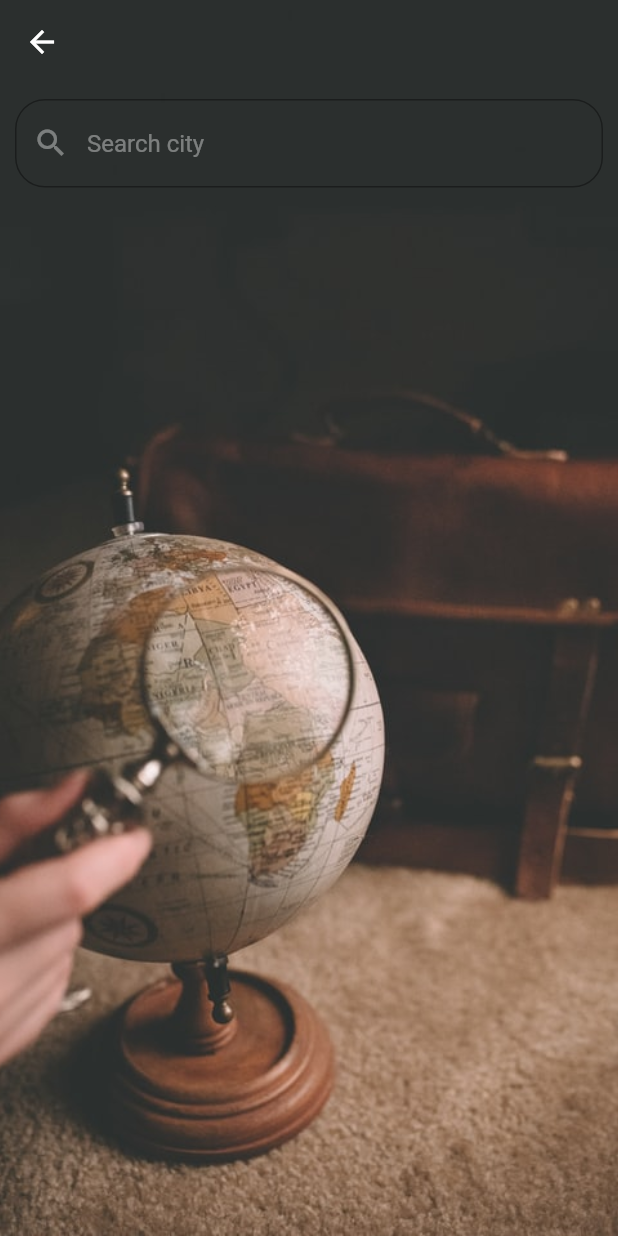
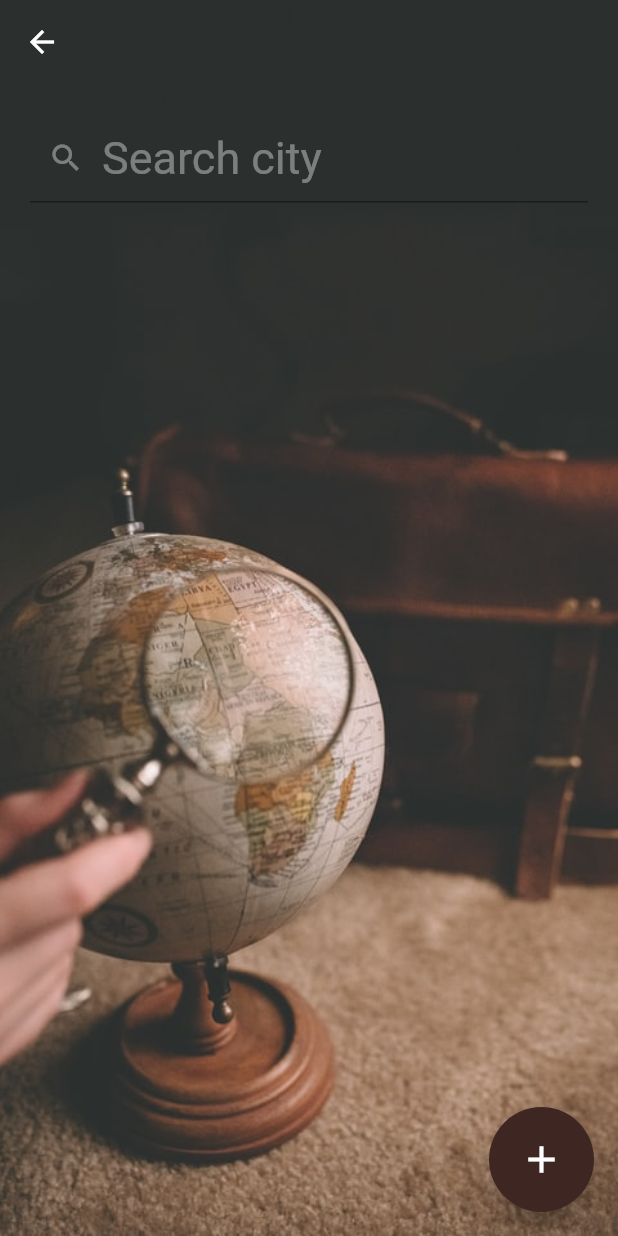
Before and after one commit to celikdemirrberkay/weather_app, a Flutter app: the SearchPageView screen opened directly, on a phone screen of 412 x 824 dp. Run offline on Flutter 3.47's test engine with Material 2 defaults, Android fonts, the phone set to English and light mode, and no system bars; network calls fail.

Commit message:
Last version

```diff
--- a/lib/models/cities.dart
+++ b/lib/models/cities.dart
@@ -1,10 +1,12 @@
+import 'package:weather_app/views/search_page_view.dart';
+
 class Cities {
 
-  String location="Ankara";
+  String? location = "Kocaeli" ;
   double? temp;
   static const String apiKey = '82a901440a625f76298f02a43e1ba910';
 
-  Cities({ this.location="Ankara",this.temp=20.0});
+  Cities({ this.location,this.temp});
 
   ///Singleton
   static final Cities instance = Cities._();
--- a/lib/services/api_data.dart
+++ b/lib/services/api_data.dart
@@ -9,7 +9,7 @@ class ApiData {
   Future<Cities> getLocationDataFromApi() async {
     final locationData = await http.get(
       Uri.parse(
-          'https://api.openweathermap.org/data/2.5/weather?q=${Cities.instance.location}&appid=${Cities.apiKey}'),
+          'https://api.openweathermap.org/data/2.5/weather?q=${Cities.instance.location}&appid=${Cities.apiKey}&units=metric'),
     );
 
     if (locationData.statusCode == 200) {
@@ -20,7 +20,8 @@ class ApiData {
       );
     }
     else {
-      throw Exception('Failed to load data');
+      throw Exception('Failed to load data ${locationData.statusCode}');
+
     }
   }
 }
--- a/lib/views/home_page_view.dart
+++ b/lib/views/home_page_view.dart
@@ -3,7 +3,6 @@ import 'package:flutter/material.dart';
 import 'package:provider/provider.dart';
 import 'package:weather_app/view%20models/home_page_view_models.dart';
 import 'package:weather_app/views/styles/font_style.dart';
-
 import '../models/cities.dart';
 
 class HomePageView extends StatefulWidget {
@@ -47,7 +46,7 @@ class _HomePageViewState extends State<HomePageView> {
                       mainAxisAlignment: MainAxisAlignment.center,
                       children: [
                         Text(
-                          "${snapshot.data!.temp}",
+                          "${snapshot.data!.temp}°C",
                           style: myTextStyle(color: Colors.white, fontSize: 80),
                         ),
                         SizedBox(
--- a/lib/views/search_page_view.dart
+++ b/lib/views/search_page_view.dart
@@ -1,5 +1,8 @@
 import 'package:flutter/cupertino.dart';
 import 'package:flutter/material.dart';
+import 'package:provider/provider.dart';
+import 'package:weather_app/view%20models/home_page_view_models.dart';
+import 'package:weather_app/view%20models/search_page_view_models.dart';
 
 class SearchPageView extends StatefulWidget {
   @override
@@ -7,9 +10,14 @@ class SearchPageView extends StatefulWidget {
 }
 
 class _SearchPageViewState extends State<SearchPageView> {
+
+  String? selectedCity;
+
   @override
   Widget build(BuildContext context) {
-    return Container(
+    return ChangeNotifierProvider<SearchPageViewModels>(
+      create: (_) => SearchPageViewModels(),
+      builder: (context, child) => Container(
         decoration: BoxDecoration(
           image: DecorationImage(
             fit: BoxFit.cover,
@@ -17,24 +25,47 @@ class _SearchPageViewState extends State<SearchPageView> {
           ),
         ),
         child: Scaffold(
+          floatingActionButton: Container(
+            height: 70,
+            width: 70,
+            child: FittedBox(
+              child: FloatingActionButton(
+                onPressed: () {
+                  Provider.of<SearchPageViewModels>(context, listen: false)
+                      .goToHomePage(context,selectedCity);
+                  Provider.of<SearchPageViewModels>(context,listen: false).updateHomeScreenStatus();
+                },
+                child: Icon(Icons.add),
+                backgroundColor: Colors.brown[900],
+              ),
+            ),
+          ),
           backgroundColor: Colors.transparent,
           appBar: AppBar(
             backgroundColor: Colors.transparent,
             elevation: 0,
           ),
           body: SingleChildScrollView(
+            child: Center(
               child: Column(
+                mainAxisAlignment: MainAxisAlignment.center,
                 children: [
                   Padding(
-                padding: const EdgeInsets.all(10.0),
+                    padding: const EdgeInsets.all(20.0),
                     child: TextField(
+                      onChanged: (value){
+                        selectedCity = value;
+                      },
+                      style: TextStyle(color: Colors.white),
                       decoration: InputDecoration(
                         hintText: "Search city",
-                    hintStyle: TextStyle(color: Colors.white38),
-                    prefixIcon: Icon(Icons.search,color: Colors.white38,),
-                    border: OutlineInputBorder(
-                      borderSide: BorderSide(color: Colors.white38),
-                      borderRadius: BorderRadius.circular(20),
+                        hintStyle: TextStyle(
+                          color: Colors.white38,
+                          fontSize: 30,
+                        ),
+                        prefixIcon: Icon(
+                          Icons.search,
+                          color: Colors.white38,
                         ),
                       ),
                     ),
@@ -43,6 +74,8 @@ class _SearchPageViewState extends State<SearchPageView> {
               ),
             ),
           ),
+        ),
+      ),
     );
   }
 }
```
Also changed, not shown: lib/view models/home_page_view_models.dart (+11 -6 lines), lib/view models/search_page_view_models.dart (+14 -0 lines). Lines whose indentation alone changed are shown as unchanged.
